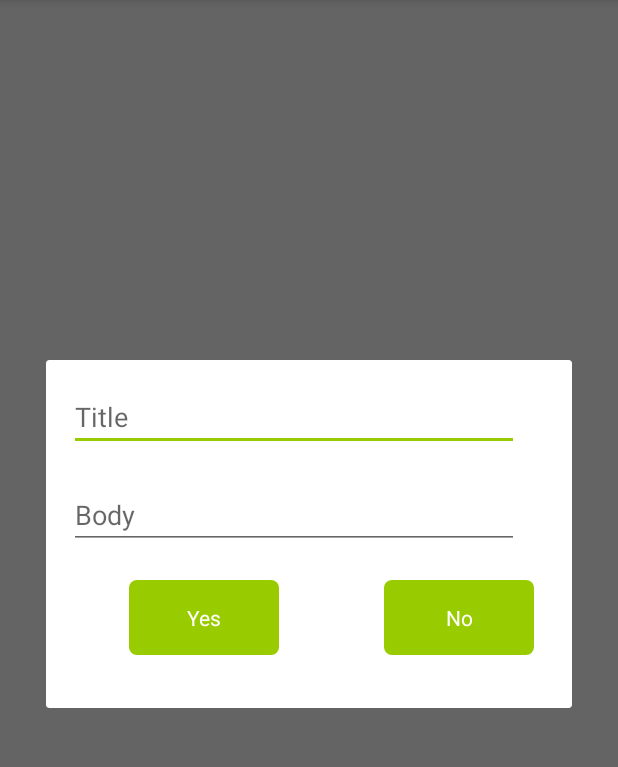
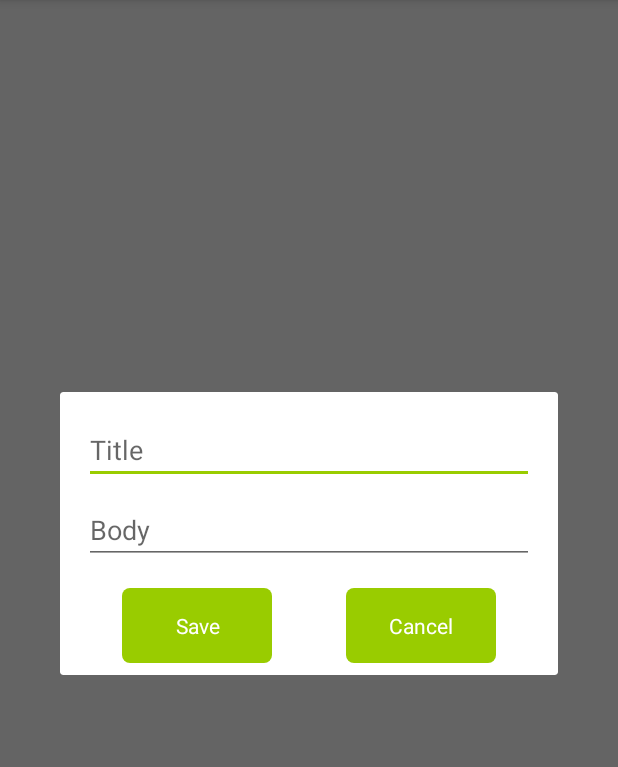
Before and after one commit to PashaJavaProgrammist/Notes, an Android app: the fragment ChangeDialog shown on its own in the app's theme, on a phone screen of 412 x 824 dp, the part 84-851 px from its top. Run offline under Robolectric (Android 15) with nearby library versions, the phone set to English and light mode, and no system bars.

Commit message:
Widget (in progress)

```diff
--- a/app/src/main/res/layout/fragment_create_dialog.xml
+++ b/app/src/main/res/layout/fragment_create_dialog.xml
@@ -1,56 +1,53 @@
-<LinearLayout xmlns:android="http://schemas.android.com/apk/res/android"
-    xmlns:tools="http://schemas.android.com/tools"
+<android.support.constraint.ConstraintLayout xmlns:android="http://schemas.android.com/apk/res/android"
+    xmlns:app="http://schemas.android.com/apk/res-auto"
     android:layout_width="wrap_content"
     android:layout_height="wrap_content"
+    android:layout_gravity="center"
     android:orientation="vertical"
-    tools:context="com.example.maria.notes.dialogs.CreateDialog">
+    android:padding="8dp">
 
-    <LinearLayout
-        android:layout_width="match_parent"
-        android:layout_height="wrap_content"
-        android:layout_margin="5dp"
-        android:orientation="vertical">
 
     <EditText
         android:id="@+id/edTitleCreate"
         style="@style/edittext_dialog_style"
-            android:hint="@string/title" />
+        android:layout_margin="8dp"
+        android:hint="@string/title"
+        android:inputType="textMultiLine"
+        app:layout_constraintEnd_toEndOf="parent"
+        app:layout_constraintStart_toStartOf="parent"
+        app:layout_constraintTop_toTopOf="parent" />
 
     <EditText
         android:id="@+id/edBodyCreate"
         style="@style/edittext_dialog_style"
-            android:hint="@string/body" />
-    </LinearLayout>
+        android:layout_margin="8dp"
+        android:hint="@string/body"
+        android:inputType="textMultiLine"
+        app:layout_constraintEnd_toEndOf="parent"
+        app:layout_constraintStart_toStartOf="parent"
+        app:layout_constraintTop_toBottomOf="@+id/edTitleCreate" />
 
-    <LinearLayout
-        android:layout_width="match_parent"
-        android:layout_height="wrap_content"
-        android:layout_margin="5dp"
-        android:orientation="horizontal">
 
     <TextView
         android:id="@+id/btYesCreate"
         style="@style/StatefulButtonRoundedBorder.ReverseStates"
         android:layout_width="100dp"
         android:layout_height="50dp"
-            android:layout_gravity="center_horizontal"
-            android:layout_marginLeft="50dp"
-            android:layout_marginRight="50dp"
-            android:layout_marginTop="30dp"
-            android:layout_weight="1"
-            android:text="@string/yes" />
+        android:layout_margin="16dp"
+        android:text="@string/save"
+        app:layout_constraintEnd_toStartOf="@+id/btNoCreate"
+        app:layout_constraintStart_toStartOf="parent"
+        app:layout_constraintTop_toBottomOf="@+id/edBodyCreate" />
 
     <TextView
         android:id="@+id/btNoCreate"
         style="@style/StatefulButtonRoundedBorder.ReverseStates"
         android:layout_width="100dp"
         android:layout_height="50dp"
-            android:layout_gravity="center_horizontal"
-            android:layout_marginLeft="20dp"
-            android:layout_marginRight="20dp"
-            android:layout_marginTop="30dp"
-            android:layout_weight="1"
-            android:text="@string/no" />
-    </LinearLayout>
+        android:layout_margin="16dp"
+        android:text="@string/cancel"
+        app:layout_constraintEnd_toEndOf="parent"
+        app:layout_constraintStart_toEndOf="@+id/btYesCreate"
+        app:layout_constraintTop_toBottomOf="@+id/edBodyCreate" />
 
-</LinearLayout>
+</android.support.constraint.ConstraintLayout>
--- a/app/src/main/res/values/strings.xml
+++ b/app/src/main/res/values/strings.xml
@@ -55,4 +55,7 @@
     <string name="enable_perm_finger">Please enable the fingerprint permission</string>
     <string name="no_fingerprint_confg">No fingerprint configured. Please register at least one fingerprint in your device\'s Settings</string>
     <string name="enable_lockscreen_security">Please enable lockscreen security in your device\'s Settings</string>
+    <string name="save">Save</string>
+    <string name="cancel">Cancel</string>
+    <string name="widget_name">Notes</string>
 </resources>
--- /dev/null
+++ b/app/src/main/res/xml/widget_metadata.xml
@@ -0,0 +1,5 @@
+<appwidget-provider xmlns:android="http://schemas.android.com/apk/res/android"
+    android:initialLayout="@layout/widget"
+    android:minHeight="40dp"
+    android:minWidth="40dp"
+    android:updatePeriodMillis="2400000" />
```
Also changed, not shown: app/src/main/AndroidManifest.xml (+20 -2 lines), app/src/main/java/com/dev/pavelharetskiy/notes_kotlin/activities/CreateActivity.kt (added, +38 -0 lines), app/src/main/java/com/dev/pavelharetskiy/notes_kotlin/dialogs/CreateDialog.kt (+3 -8 lines), app/src/main/java/com/dev/pavelharetskiy/notes_kotlin/providers/NoteWidget.kt (added, +7 -0 lines), app/src/main/res/layout/widget.xml (added, +11 -0 lines), app/src/main/res/drawable/ic_add.png (added). Lines whose indentation alone changed are shown as unchanged.
